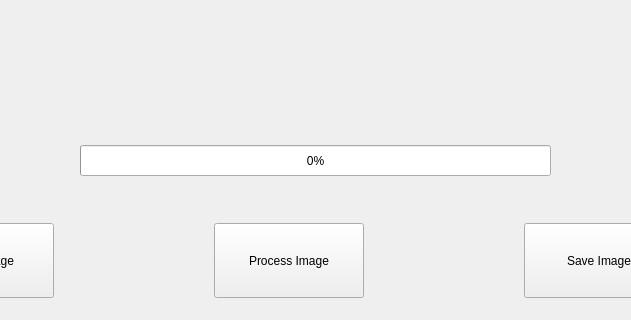
Above: DocumentScanner.ui from Ajit4777/Document-Scanner before the change; both pictures show x 260 to 891 and y 355 to 675 of the 1097 by 873 pixel window. Below: the same form after it.
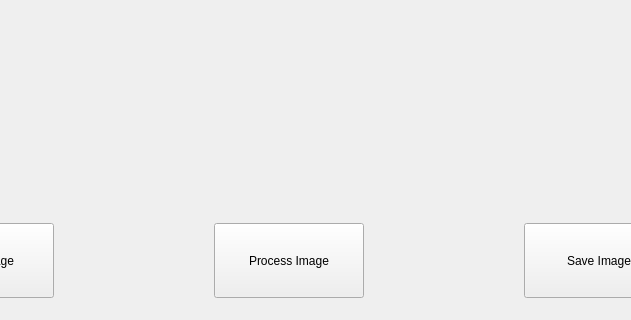
That is the form after the change.

Diff of the .ui file:
```diff
--- a/DocumentScanner.ui
+++ b/DocumentScanner.ui
@@ -201,19 +201,6 @@
      </item>
     </layout>
    </widget>
-   <widget class="QProgressBar" name="ImageProgressBar">
-    <property name="geometry">
-     <rect>
-      <x>340</x>
-      <y>500</y>
-      <width>471</width>
-      <height>31</height>
-     </rect>
-    </property>
-    <property name="value">
-     <number>0</number>
-    </property>
-   </widget>
    <widget class="QWidget" name="horizontalLayoutWidget">
     <property name="geometry">
      <rect>
```
